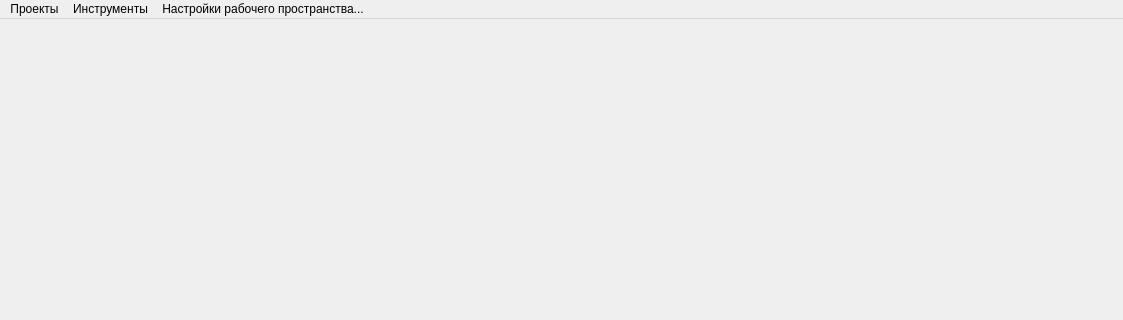
Old version of the form UI/Main.ui in the repository Tragidra/NauchLab; both pictures show x 0 to 1123 and y 0 to 320 of the 1123 by 851 pixel window.
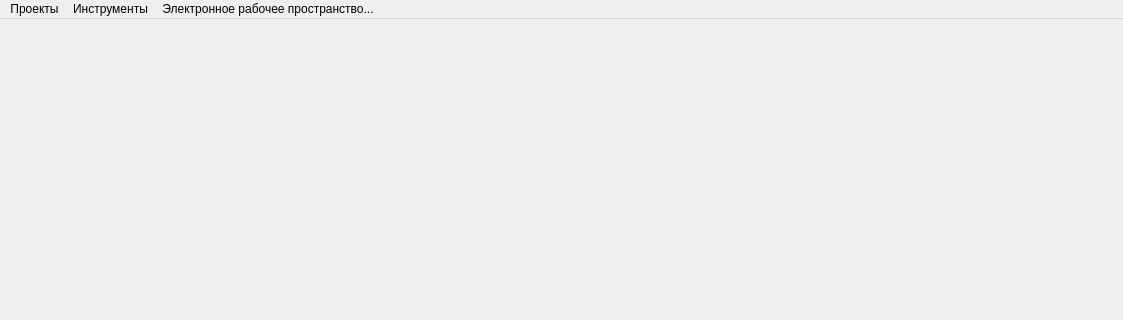
New version of the form.

```diff
--- a/UI/Main.ui
+++ b/UI/Main.ui
@@ -61,7 +61,7 @@
    </widget>
    <widget class="QMenu" name="menu_3">
     <property name="title">
-     <string>Настройки рабочего пространства...</string>
+     <string>Электронное рабочее пространство...</string>
     </property>
     <addaction name="dobtextpes"/>
    </widget>
```
Left out of the diff: 20 changed lines with no effect on the pictures.
